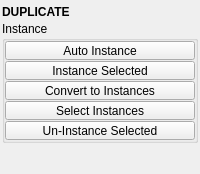
Above: tentacle/ui/duplicate.ui from m3trik/tentacle before the change. Below: the same form after it.
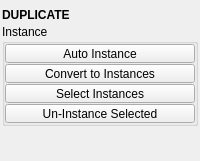
That is the form after the change. Custom widgets are drawn as their Qt base class.

Commit message:
Duplicate drops "Instance Selected", which opened Mirror
The button shared b000 with the Mirror launcher, so it opened the Mirror
tool. Maintainer's call: remove it; Convert to Instances instances.

What changed in the file:
```diff
--- a/tentacle/ui/duplicate.ui
+++ b/tentacle/ui/duplicate.ui
@@ -187,46 +187,6 @@
            </property>
           </widget>
          </item>
-         <item>
-          <widget class="QPushButton" name="b000">
-           <property name="minimumSize">
-            <size>
-             <width>0</width>
-             <height>19</height>
-            </size>
-           </property>
-           <property name="maximumSize">
-            <size>
-             <width>16777215</width>
-             <height>19</height>
-            </size>
-           </property>
-           <property name="toolTip">
-            <string>Create instances of any selected objects.</string>
-           </property>
-           <property name="text">
-            <string>Instance Selected</string>
-           </property>
-           <property name="iconSize">
-            <size>
-             <width>18</width>
-             <height>18</height>
-            </size>
-           </property>
-           <property name="autoDefault">
-            <bool>false</bool>
-           </property>
-           <property name="default">
-            <bool>false</bool>
-           </property>
-           <property name="flat">
-            <bool>false</bool>
-           </property>
-           <property name="enabled" stdset="0">
-            <bool>true</bool>
-           </property>
-          </widget>
-         </item>
          <item>
           <widget class="PushButton" name="tb000">
            <property name="minimumSize">
```
The commit also changes 2 other files.
